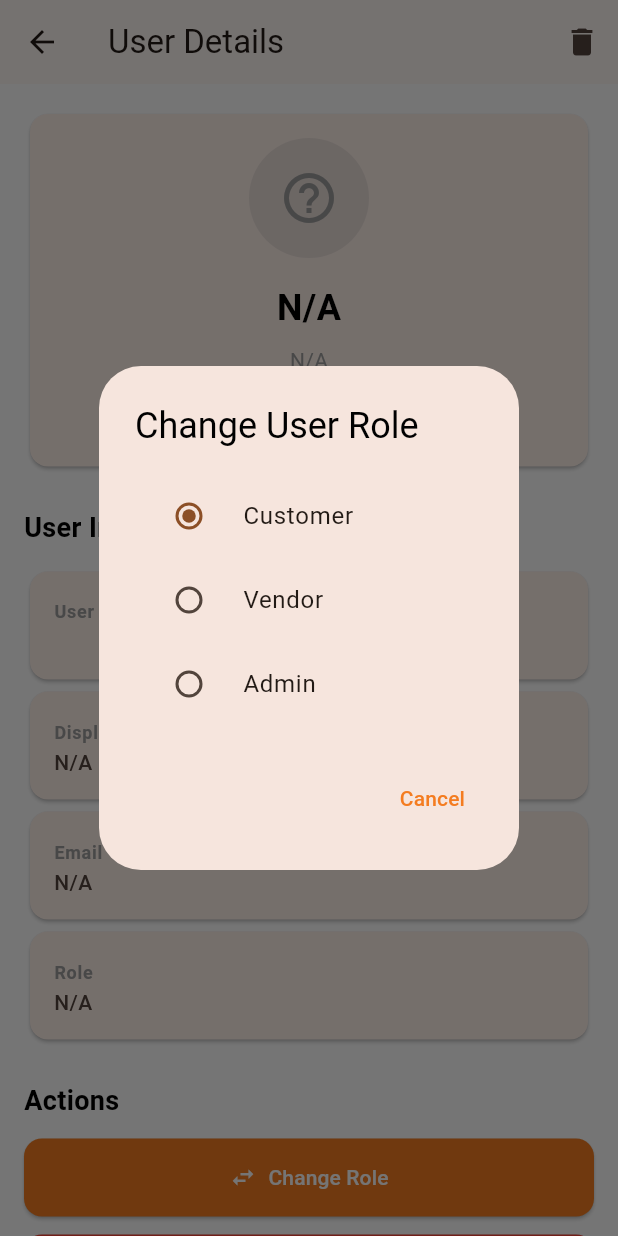
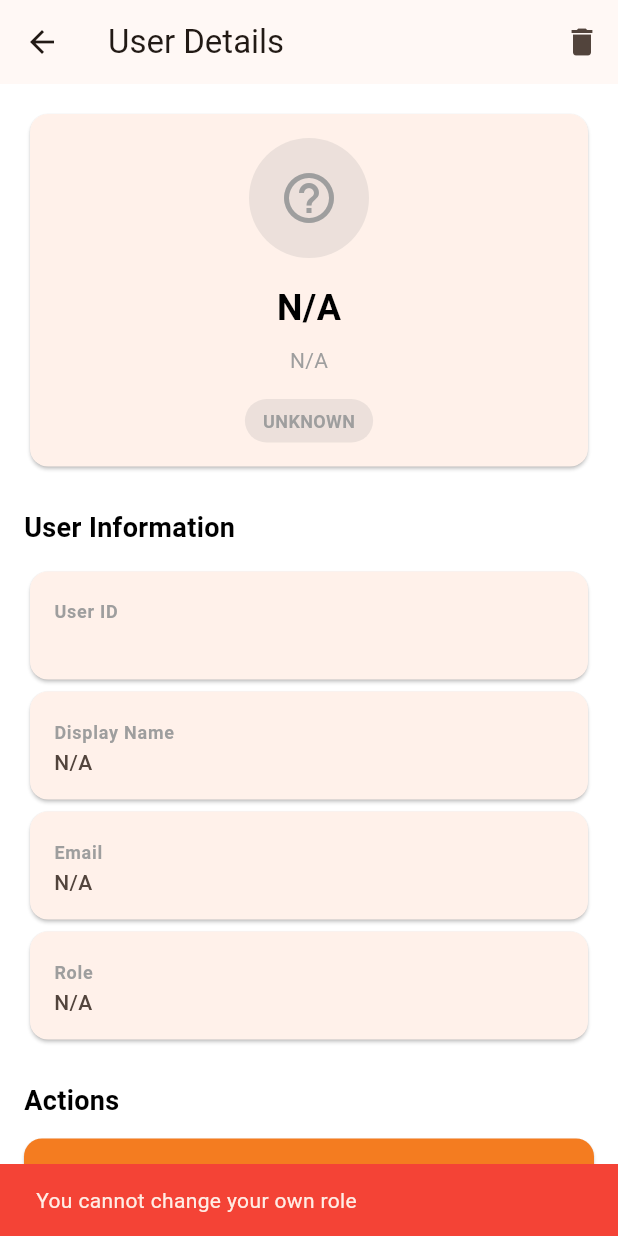
Before and after one commit to rtamb0/incanteen, a Flutter app: the AdminUserDetailPage screen opened directly with empty values, after a tap on "Change Role", on a phone screen of 412 x 824 dp. Run offline on Flutter 3.47's test engine with Material 3 defaults, Android fonts, the phone set to English and light mode, and no system bars; our stand-ins replace cloud_firestore, dio, firebase_auth, firebase_core, firebase_messaging, shared_preferences; missing offline and left inert: dart_jsonwebtoken; accounts and stored records are empty.

Commit message:
Add superadmin UI polish and confirm logout prompts

```diff
--- a/lib/pages/admin/admin_manage_users_page.dart
+++ b/lib/pages/admin/admin_manage_users_page.dart
@@ -256,6 +256,8 @@ class _AdminManageUsersPageState extends State<AdminManageUsersPage> {
 
   Color _getRoleColor(String role) {
     switch (role) {
+      case 'superadmin':
+        return Colors.redAccent;
       case 'admin':
         return Colors.purple;
       case 'vendor':
@@ -269,6 +271,8 @@ class _AdminManageUsersPageState extends State<AdminManageUsersPage> {
 
   IconData _getRoleIcon(String role) {
     switch (role) {
+      case 'superadmin':
+        return Icons.workspace_premium;
       case 'admin':
         return Icons.admin_panel_settings;
       case 'vendor':
--- a/lib/pages/admin/admin_user_detail_page.dart
+++ b/lib/pages/admin/admin_user_detail_page.dart
@@ -1,5 +1,6 @@
 import 'package:flutter/material.dart';
 import 'package:cloud_firestore/cloud_firestore.dart';
+import 'package:firebase_auth/firebase_auth.dart';
 import 'package:incanteen/services/admin/admin_service.dart';
 
 class AdminUserDetailPage extends StatefulWidget {
@@ -72,12 +73,39 @@ class _AdminUserDetailPageState extends State<AdminUserDetailPage> {
   }
 
   Future<void> _deleteUser() async {
+    // Prevent self-deletion
+    final currentUser = FirebaseAuth.instance.currentUser;
+    if (currentUser?.uid == widget.userId) {
+      ScaffoldMessenger.of(context).showSnackBar(
+        const SnackBar(
+          content: Text('You cannot delete your own account'),
+          backgroundColor: Colors.red,
+        ),
+      );
+      return;
+    }
+
+    // Prevent admin from deleting superadmin accounts
+    final targetUserRole = _userData?['role'] as String?;
+    if (targetUserRole == 'superadmin') {
+      ScaffoldMessenger.of(context).showSnackBar(
+        const SnackBar(
+          content: Text('You do not have permission to delete superadmin accounts'),
+          backgroundColor: Colors.red,
+        ),
+      );
+      return;
+    }
+
     final confirmed = await showDialog<bool>(
       context: context,
       builder: (context) => AlertDialog(
         title: const Text('Confirm Delete'),
         content: const Text(
-          'Are you sure you want to delete this user? This action cannot be undone.',
+          'Are you sure you want to delete this user?\n\n'
+          'This will remove their data from the database. '
+          'They will not be able to use the app anymore.\n\n'
+          'This action cannot be undone.',
         ),
         actions: [
           TextButton(
@@ -112,8 +140,41 @@ class _AdminUserDetailPageState extends State<AdminUserDetailPage> {
     }
   }
 
-  void _showRoleChangeDialog() {
+  void _showRoleChangeDialog() async {
+    // Prevent admin from changing their own role
+    final currentUser = FirebaseAuth.instance.currentUser;
+    if (currentUser?.uid == widget.userId) {
+      ScaffoldMessenger.of(context).showSnackBar(
+        const SnackBar(
+          content: Text('You cannot change your own role'),
+          backgroundColor: Colors.red,
+        ),
+      );
+      return;
+    }
+
+    // Prevent admin from modifying superadmin or admin accounts
+    final targetUserRole = _userData?['role'] as String?;
+    if (targetUserRole == 'superadmin' || targetUserRole == 'admin') {
+      ScaffoldMessenger.of(context).showSnackBar(
+        const SnackBar(
+          content: Text('You do not have permission to modify admin or superadmin accounts'),
+          backgroundColor: Colors.red,
+        ),
+      );
+      return;
+    }
+
+    // Check if current user is superadmin
+    final currentUserDoc = await FirebaseFirestore.instance
+        .collection('users')
+        .doc(currentUser?.uid)
+        .get();
+    final isSuperAdmin = currentUserDoc.data()?['role'] == 'superadmin';
+
     final currentRole = _userData?['role'] as String? ?? 'customer';
+
+    if (!mounted) return;
 
     showDialog(
       context: context,
@@ -140,6 +201,7 @@ class _AdminUserDetailPageState extends State<AdminUserDetailPage> {
                 if (value != null) _updateRole(value);
               },
             ),
+            if (isSuperAdmin)
               RadioListTile<String>(
                 title: const Text('Admin'),
                 value: 'admin',
@@ -355,6 +417,8 @@ class _AdminUserDetailPageState extends State<AdminUserDetailPage> {
 
   Color _getRoleColor(String role) {
     switch (role) {
+      case 'superadmin':
+        return Colors.redAccent;
       case 'admin':
         return Colors.purple;
       case 'vendor':
@@ -368,6 +432,8 @@ class _AdminUserDetailPageState extends State<AdminUserDetailPage> {
 
   IconData _getRoleIcon(String role) {
     switch (role) {
+      case 'superadmin':
+        return Icons.workspace_premium;
       case 'admin':
         return Icons.admin_panel_settings;
       case 'vendor':
--- a/lib/pages/auth/finalising_account_page.dart
+++ b/lib/pages/auth/finalising_account_page.dart
@@ -21,7 +21,9 @@ class _FinalisingAccountPageState extends State<FinalisingAccountPage> {
     );
   }
 
-  void _cancelAndSignOut() {
+  Future<void> _cancelAndSignOut() async {
+    final confirmed = await AuthService().confirmSignOut(context);
+    if (!confirmed) return;
     AuthService().signOut().catchError((e) {
       if (kDebugMode) debugPrint('FinalisingAccountPage.signOut failed: $e');
     });
--- a/lib/pages/customer_home.dart
+++ b/lib/pages/customer_home.dart
@@ -6,6 +6,7 @@ class CustomerHome extends StatelessWidget {
   const CustomerHome({super.key});
 
   Future<void> _signOut(BuildContext context) async {
+    if (!await AuthService().confirmSignOut(context)) return;
     try {
       await AuthService().signOut();
       if (!context.mounted) return;
--- a/lib/pages/vendor_dashboard.dart
+++ b/lib/pages/vendor_dashboard.dart
@@ -16,6 +16,7 @@ class _VendorDashboardState extends State<VendorDashboard> {
   final _vendorService = VendorService();
 
   Future<void> _signOut(BuildContext context) async {
+    if (!await AuthService().confirmSignOut(context)) return;
     try {
       await AuthService().signOut();
       if (!context.mounted) return;
```
Also changed, not shown: lib/main.dart (+11 -2 lines), lib/pages/admin/admin_dashboard.dart (+23 -6 lines), lib/services/admin/admin_service.dart (+69 -5 lines), lib/services/auth/auth_service.dart (+23 -0 lines), firebase.json, 2 other files. Lines whose indentation alone changed are shown as unchanged.
